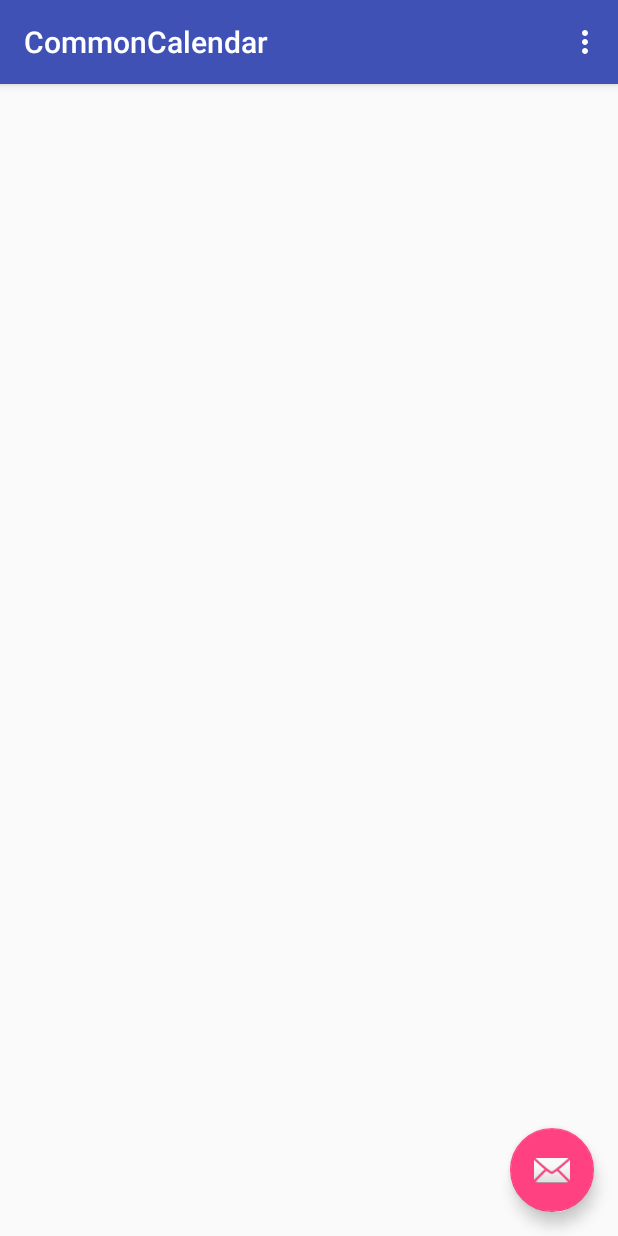
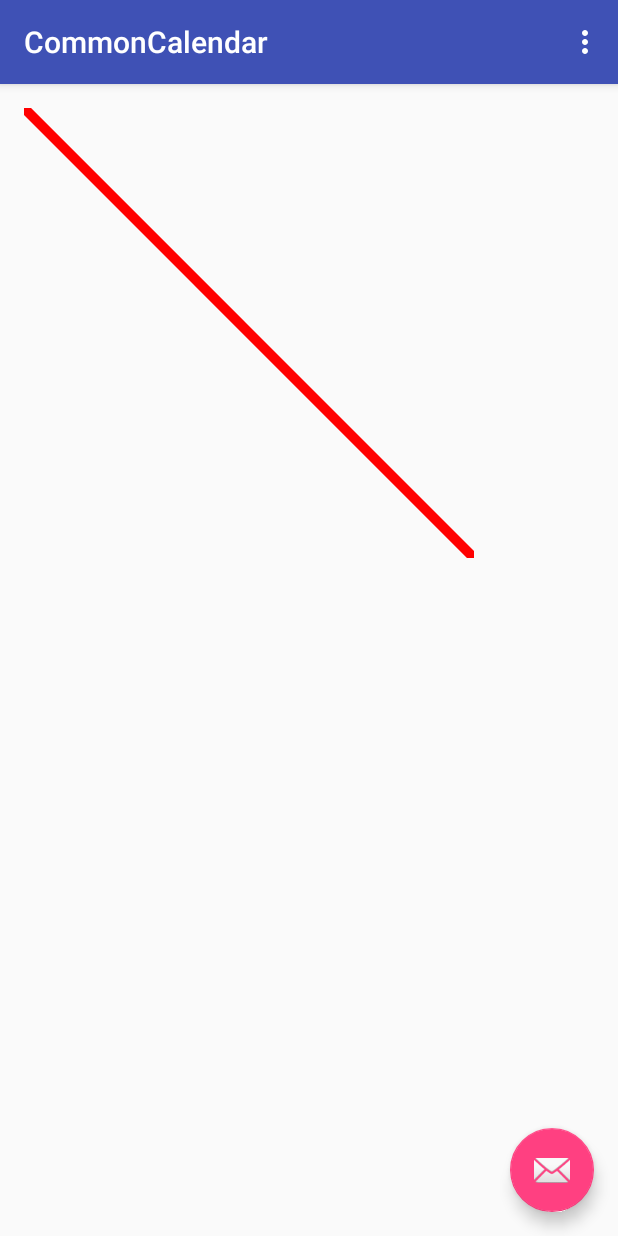
Before and after one commit to hkllzh/calendar, an Android app: the screen it shows after launch (MainActivity), on a phone screen of 412 x 824 dp. Run offline under Robolectric (Android 15) with nearby library versions, the phone set to English and light mode, and no system bars.

Commit message:
不知道是什么功能的提交

```diff
--- a/build.gradle
+++ b/build.gradle
@@ -5,7 +5,7 @@ buildscript {
         jcenter()
     }
     dependencies {
-        classpath 'com.android.tools.build:gradle:2.0.0-alpha1'
+        classpath 'com.android.tools.build:gradle:2.0.0-alpha2'
 
         // NOTE: Do not place your application dependencies here; they belong
         // in the individual module build.gradle files
--- a/simple/src/main/java/com/hkllzh/commoncalendar/MainActivity.java
+++ b/simple/src/main/java/com/hkllzh/commoncalendar/MainActivity.java
@@ -1,9 +1,7 @@
 package com.hkllzh.commoncalendar;
 
 import android.os.Bundle;
-import android.os.Handler;
 import android.support.design.widget.FloatingActionButton;
-import android.support.design.widget.Snackbar;
 import android.support.v7.app.AppCompatActivity;
 import android.support.v7.widget.Toolbar;
 import android.view.Menu;
@@ -12,6 +10,7 @@ import android.view.View;
 
 import com.hkllzh.calendar.annotation.Week;
 import com.hkllzh.calendar.view.CalendarView;
+import com.hkllzh.commoncalendar.cv.MyDraw;
 
 import org.joda.time.DateTime;
 
@@ -19,6 +18,8 @@ public class MainActivity extends AppCompatActivity {
 
     private CalendarView calView;
     CalAdapter adapter;
+    MyDraw mydraw;
+
     @Override
     protected void onCreate(Bundle savedInstanceState) {
         super.onCreate(savedInstanceState);
@@ -27,18 +28,20 @@ public class MainActivity extends AppCompatActivity {
         setSupportActionBar(toolbar);
 
         adapter = new CalAdapter();
-        adapter.setSelectData(DateTime.now().minusDays(4), Week.WEDNESDAY);
+        adapter.setSelectData(DateTime.now().plusDays(4), Week.MONDAY);
+
+        mydraw = (MyDraw) findViewById(R.id.mydraw);
 
         FloatingActionButton fab = (FloatingActionButton) findViewById(R.id.fab);
         fab.setOnClickListener(new View.OnClickListener() {
             @Override
             public void onClick(View view) {
-                calView = (CalendarView) findViewById(R.id.calView);
-                calView.setAdapter(adapter);
-                // adapter.notifyDataSetChanged();
+//                 calView = (CalendarView) findViewById(R.id.calView);
+//                 calView.setAdapter(adapter);
+//                 adapter.notifyDataSetChanged();
+                mydraw.start();
             }
         });
-
 
     }
 
--- /dev/null
+++ b/simple/src/main/java/com/hkllzh/commoncalendar/cv/MyDraw.java
@@ -0,0 +1,130 @@
+package com.hkllzh.commoncalendar.cv;
+
+import android.content.Context;
+import android.graphics.Canvas;
+import android.graphics.Color;
+import android.graphics.Paint;
+import android.graphics.RectF;
+import android.util.AttributeSet;
+import android.util.Log;
+import android.view.View;
+import android.view.animation.LinearInterpolator;
+import android.widget.Scroller;
+
+public class MyDraw extends View {
+
+    private static final String TAG = "MyDraw";
+
+    private static int ALL_LENGTH = 3600;// 总共的绘制量
+    private int currentLength = 0; // 当然的绘制量
+
+    private Scroller mScroller; // 绘制控制器
+    private Paint paintCircle; // 中间的圆
+    private Paint paintSelect; // 选择的区域
+    private RectF f;
+
+    private int width;
+    private int height;
+
+    public MyDraw(Context context) {
+        super(context);
+        init();
+    }
+
+    public MyDraw(Context context, AttributeSet attrs) {
+        super(context, attrs);
+        init();
+    }
+
+    public MyDraw(Context context, AttributeSet attrs, int defStyleAttr) {
+        super(context, attrs, defStyleAttr);
+        init();
+    }
+
+    void init() {
+        mScroller = new Scroller(getContext(), new LinearInterpolator());
+//        mScroller = new Scroller(getContext());
+        paintCircle = new Paint();
+        paintSelect = new Paint();
+        paintSelect.setAntiAlias(true);
+        paintSelect.setColor(Color.RED);// 设置绿色
+        paintSelect.setStrokeWidth(10);
+        setLayerType(LAYER_TYPE_HARDWARE, new Paint());
+    }
+
+    boolean isStart = false;
+
+    public void start() {
+        isStart = true;
+        i = 0;
+        mScroller.startScroll(0, 0, 0, 900, 1000);
+        postInvalidate();
+    }
+
+    int i = 0;
+
+    @Override
+    protected void onDraw(Canvas canvas) {
+        super.onDraw(canvas);
+        // canvas.drawColor(Color.parseColor("#999999"));
+         canvas.drawLine(0, 0, 900, 900, paintSelect);// 画线
+         canvas.drawLine(900, 0, 0, 900, paintSelect);// 画线
+        if (0 == width || width != getWidth()) {
+            width = getWidth();
+        }
+        if (0 == height || height != getHeight()) {
+            height = getHeight();
+        }
+
+        int w = getWidth();
+        int h = getHeight();
+
+        float l = w * ((float) mScroller.getCurrY() / ALL_LENGTH);
+        Log.e(TAG, "w:" + w + " - h:" + h + " - i:" + i + " - y:" + mScroller.getCurrY() + " - l:" + l);
+        if (isStart) {
+
+            i += 1;
+            if (i >= width) {
+                isStart = false;
+            } else {
+                // invalidate();
+                // postInvalidate();
+            }
+        }
+
+
+//        // 将圆心设置在屏幕中心
+//        int pointWidth = w;
+//        int pointHeight = h;
+//
+//        paint.setColor(Color.rgb(220, 220, 220));
+//        canvas.drawCircle(pointWidth, pointHeight, 100, paint);
+//        paint.setColor(Color.RED);
+//
+//        f = new RectF(pointWidth - 100, pointHeight - 100,
+//                pointWidth + 100, pointHeight + 100);
+//        canvas.drawArc(f, -90f, i, true, paint);
+//
+//        paint.setColor(Color.WHITE);
+//        canvas.drawCircle(pointWidth, pointHeight, 80, paint);
+    }
+
+    public static int dip2px(Context context, float dipValue) {
+        final float scale = context.getResources().getDisplayMetrics().density;
+        return (int) (dipValue * scale + 0.5f);
+    }
+
+    public static int px2dip(Context context, float pxValue) {
+        final float scale = context.getResources().getDisplayMetrics().density;
+        return (int) (pxValue / scale + 0.5f);
+    }
+
+    @Override
+    public void computeScroll() {
+        super.computeScroll();
+        if (mScroller.computeScrollOffset()) {
+            this.scrollTo(mScroller.getCurrX(),mScroller.getCurrY());
+            // this.postInvalidate();
+        }
+    }
+}
--- a/simple/src/main/res/layout/content_main.xml
+++ b/simple/src/main/res/layout/content_main.xml
@@ -16,4 +16,9 @@
         android:id="@+id/calView"
         android:layout_width="match_parent"
         android:layout_height="match_parent" />
+
+    <com.hkllzh.commoncalendar.cv.MyDraw
+        android:id="@+id/mydraw"
+        android:layout_width="300dp"
+        android:layout_height="300dp" />
 </RelativeLayout>
```
Also changed, not shown: simple/src/main/java/com/hkllzh/commoncalendar/CommonCalItem.java (+10 -1 lines).
